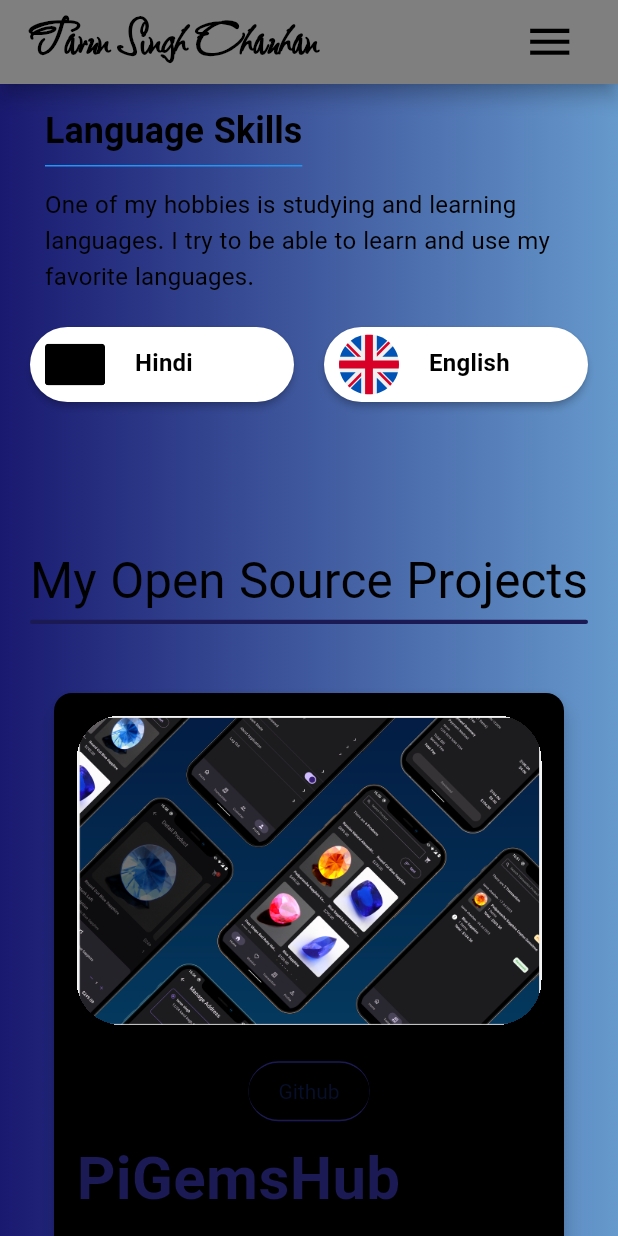
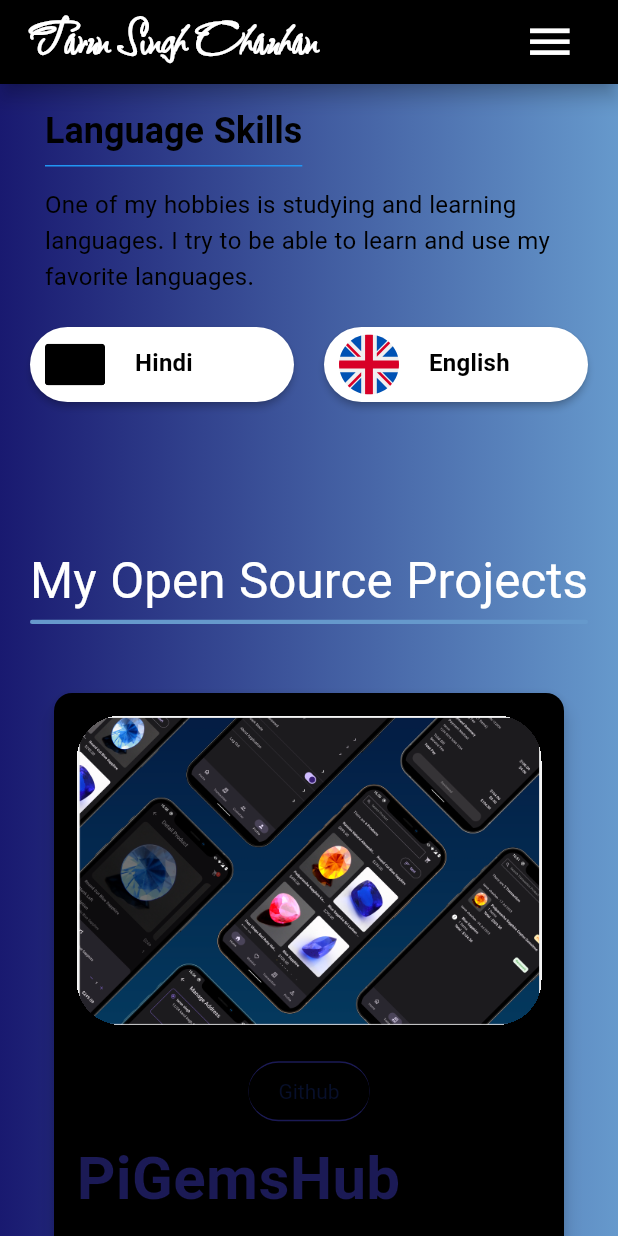
Before and after one commit to tarungoace/tarunchauhan97, a Flutter app: the screen it shows after launch, scrolled down 2304 dp, on a phone screen of 412 x 824 dp. Run offline on Flutter 3.47's test engine with Material 3 defaults, Android fonts, the phone set to English and light mode, and no system bars; our stand-ins replace carousel_slider, flutter_hooks, flutter_svg, hive, hive_flutter, hooks_riverpod and 1 more; accounts and stored records are empty; generated files the repository leaves out were written again.

Commit message:
added decoration

```diff
--- a/lib/ui/home/widgets/about_me/widgets/about_me_descriptions.dart
+++ b/lib/ui/home/widgets/about_me/widgets/about_me_descriptions.dart
@@ -73,8 +73,14 @@ class AboutMeDescriptions extends ConsumerWidget {
             CustomElevatedButton(
               onPressed: () =>
                   ref.read(taggedListNotifierProvider.notifier).animateToTag(kHomeContactMeItemTag),
-              backgroundColor: Colors.white,
-              foregroundColor: theme.primaryColor,
+              // backgroundColor: Colors.white,
+              // foregroundColor: theme.primaryColor,
+              gradientBackground: LinearGradient(
+                colors: [
+                  theme.primaryColorLight,
+                  theme.primaryColorDark,
+                ],
+              ),
               borderSide: BorderSide(
                 color: theme.primaryColor,
               ),
--- a/lib/ui/home/widgets/sliver_app_bar/home_appbar.dart
+++ b/lib/ui/home/widgets/sliver_app_bar/home_appbar.dart
@@ -57,7 +57,7 @@ class HomeAppBar extends HookConsumerWidget {
         child: Container(
           height: kToolbarHeight,
           padding: screen.contentPadding,
-          color: Colors.black.withOpacity(0.5),
+          color: Colors.black,
           child: Row(
             mainAxisAlignment: MainAxisAlignment.spaceBetween,
             crossAxisAlignment: CrossAxisAlignment.stretch,
@@ -67,7 +67,7 @@ class HomeAppBar extends HookConsumerWidget {
                 style: theme.textTheme.headlineLarge!.copyWith(
                   fontFamily: 'SassyFrass',
                   fontWeight: FontWeight.bold,
-                  color: onSurfaceColor,
+                  color: Colors.white,
                   fontSize: 40
                 ),
               ),
@@ -85,7 +85,7 @@ class HomeAppBar extends HookConsumerWidget {
                           icon: Icon(
                             Icons.menu,
                             fill: 1,
-                            color: onSurfaceColor,
+                            color: Colors.white,
                           ),
                         ),
                       );
--- a/lib/ui/home/widgets/sliver_app_bar/widgets/custom_navigation_bar.dart
+++ b/lib/ui/home/widgets/sliver_app_bar/widgets/custom_navigation_bar.dart
@@ -90,6 +90,7 @@ class NavigationItem extends HookWidget {
             duration: const Duration(milliseconds: 250),
             text: text,
             isSelected: isSelectedState.value,
+
           ),
         ),
       ),
--- a/lib/ui/widgets/animated_underline_text.dart
+++ b/lib/ui/widgets/animated_underline_text.dart
@@ -1,4 +1,5 @@
 import 'package:flutter/material.dart';
+import 'package:personal_website/config/theme/app_colors.dart';
 
 class AnimatedUnderlineText extends StatelessWidget {
   const AnimatedUnderlineText({
@@ -26,7 +27,8 @@ class AnimatedUnderlineText extends StatelessWidget {
     final textStyle = this.textStyle ?? theme.textTheme.titleMedium!;
     final textSize = textStyle.calculateTextSize(context, text);
     final selectedTextColor = this.selectedTextColor ?? theme.primaryColor;
-    final unselectedTextColor = this.unselectedTextColor ?? theme.colorScheme.onSurface;
+    final unselectedTextColor =
+        this.unselectedTextColor ?? theme.colorScheme.onSurface;
 
     return SizedBox(
       height: textSize.height + underlineMaxHeight,
@@ -39,7 +41,12 @@ class AnimatedUnderlineText extends StatelessWidget {
                 style: textStyle.copyWith(
                   color: isSelected ? selectedTextColor : unselectedTextColor,
                 ),
-                child: Text(text),
+                child: Text(
+                  text,
+                  style: TextStyle(
+                    color: Colors.white,
+                  ),
+                ),
               ),
             ),
           ),
@@ -48,7 +55,7 @@ class AnimatedUnderlineText extends StatelessWidget {
             width: isSelected ? textSize.width : 0.0,
             height: isSelected ? underlineMaxHeight * 0.7 : underlineMaxHeight,
             decoration: BoxDecoration(
-              color: theme.primaryColor,
+              color: AppColors.greyBlue,
               borderRadius: BorderRadius.circular(100),
             ),
           ),
--- a/lib/ui/widgets/bg_container.dart
+++ b/lib/ui/widgets/bg_container.dart
@@ -38,8 +38,8 @@ class BGContainer extends StatelessWidget {
           begin: Alignment.centerLeft,
           end: Alignment.centerRight,
           colors: [
-            AppColors.grotoBlue, // Dark shade
-            AppColors.greyBlue, // You can add more colors if needed
+            AppColors.grotoBlue,
+            AppColors.greyBlue,
           ],
         ),
         // image: DecorationImage(
```
